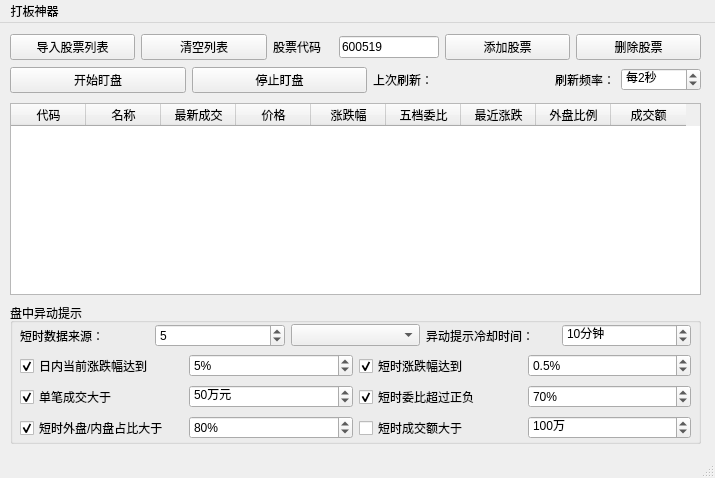
Above: QtDesign/LiveTracker.ui from victor647/QuantumStockTrade before the change. Below: the same form after it.
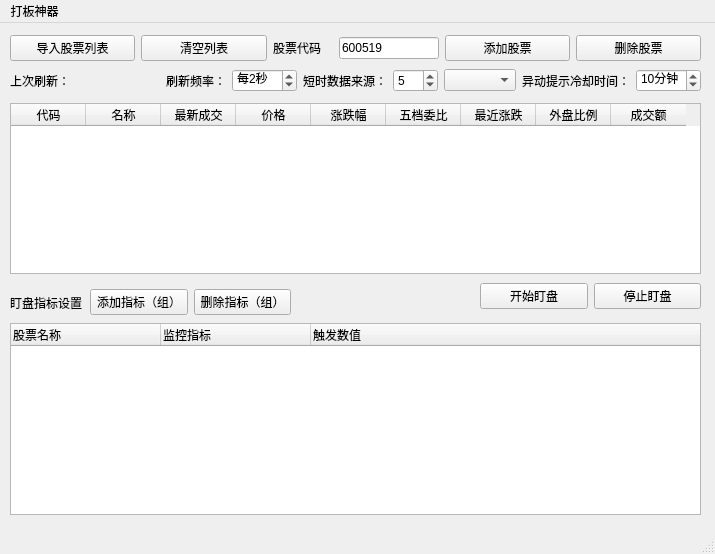
That is the form after the change.

What changed in the file:
```diff
--- a/QtDesign/LiveTracker.ui
+++ b/QtDesign/LiveTracker.ui
@@ -7,7 +7,7 @@
     <x>0</x>
     <y>0</y>
     <width>715</width>
-    <height>478</height>
+    <height>554</height>
    </rect>
   </property>
   <property name="windowTitle">
@@ -20,7 +20,7 @@
       <x>10</x>
       <y>80</y>
       <width>691</width>
-      <height>192</height>
+      <height>171</height>
      </rect>
     </property>
     <property name="font">
@@ -29,6 +29,12 @@
       <pointsize>9</pointsize>
      </font>
     </property>
+    <property name="editTriggers">
+     <set>QAbstractItemView::AnyKeyPressed|QAbstractItemView::EditKeyPressed</set>
+    </property>
+    <property name="rowCount">
+     <number>0</number>
+    </property>
     <attribute name="horizontalHeaderDefaultSectionSize">
      <number>75</number>
     </attribute>
@@ -81,332 +87,6 @@
      </property>
     </column>
    </widget>
-   <widget class="QGroupBox" name="grpEventSignal">
-    <property name="geometry">
-     <rect>
-      <x>10</x>
-      <y>280</y>
-      <width>691</width>
-      <height>141</height>
-     </rect>
-    </property>
-    <property name="font">
-     <font>
-      <family>Microsoft YaHei UI</family>
-      <pointsize>9</pointsize>
-     </font>
-    </property>
-    <property name="title">
-     <string>盘中异动提示</string>
-    </property>
-    <widget class="QWidget" name="layoutWidget">
-     <property name="geometry">
-      <rect>
-       <x>10</x>
-       <y>20</y>
-       <width>671</width>
-       <height>120</height>
-      </rect>
-     </property>
-     <property name="font">
-      <font>
-       <family>Microsoft YaHei UI</family>
-       <pointsize>9</pointsize>
-      </font>
-     </property>
-     <layout class="QVBoxLayout" name="verticalLayout">
-      <item>
-       <layout class="QHBoxLayout" name="horizontalLayout_4">
-        <item>
-         <widget class="QLabel" name="lblRecentMeasurement">
-          <property name="font">
-           <font>
-            <family>Microsoft YaHei UI</family>
-           </font>
-          </property>
-          <property name="text">
-           <string>短时数据来源：</string>
-          </property>
-         </widget>
-        </item>
-        <item>
-         <widget class="QSpinBox" name="spbRecentMeasureCount">
-          <property name="font">
-           <font>
-            <family>Microsoft YaHei UI</family>
-            <pointsize>9</pointsize>
-           </font>
-          </property>
-          <property name="suffix">
-           <string/>
-          </property>
-          <property name="minimum">
-           <number>1</number>
-          </property>
-          <property name="maximum">
-           <number>10</number>
-          </property>
-          <property name="value">
-           <number>5</number>
-          </property>
-         </widget>
-        </item>
-        <item>
-         <widget class="QComboBox" name="cbbRecentMeasurement"/>
-        </item>
-        <item>
-         <widget class="QLabel" name="lblCooldownTime">
-          <property name="text">
-           <string>异动提示冷却时间：</string>
-          </property>
-         </widget>
-        </item>
-        <item>
-         <widget class="QSpinBox" name="spbCooldownTime">
-          <property name="suffix">
-           <string>分钟</string>
-          </property>
-          <property name="minimum">
-           <number>1</number>
-          </property>
-          <property name="maximum">
-           <number>60</number>
-          </property>
-          <property name="value">
-           <number>10</number>
-          </property>
-         </widget>
-        </item>
-       </layout>
-      </item>
-      <item>
-       <layout class="QHBoxLayout" name="horizontalLayout_3">
-        <item>
-         <widget class="QCheckBox" name="cbxDailyUpPercent">
-          <property name="font">
-           <font>
-            <family>Microsoft YaHei UI</family>
-            <pointsize>9</pointsize>
-           </font>
-          </property>
-          <property name="text">
-           <string>日内当前涨跌幅达到</string>
-          </property>
-          <property name="checked">
-           <bool>true</bool>
-          </property>
-         </widget>
-        </item>
-        <item>
-         <widget class="QSpinBox" name="spbDailyPercentChange">
-          <property name="font">
-           <font>
-            <family>Microsoft YaHei UI</family>
-            <pointsize>9</pointsize>
-           </font>
-          </property>
-          <property name="suffix">
-           <string>%</string>
-          </property>
-          <property name="maximum">
-           <number>10</number>
-          </property>
-          <property name="value">
-           <number>5</number>
-          </property>
-         </widget>
-        </item>
-        <item>
-         <widget class="QCheckBox" name="cbxOneMinUpPercent">
-          <property name="font">
-           <font>
-            <family>Microsoft YaHei UI</family>
-            <pointsize>9</pointsize>
-           </font>
-          </property>
-          <property name="text">
-           <string>短时涨跌幅达到</string>
-          </property>
-          <property name="checked">
-           <bool>true</bool>
-          </property>
-         </widget>
-        </item>
-        <item>
-         <widget class="QDoubleSpinBox" name="spbShortTermPercentChange">
-          <property name="suffix">
-           <string>%</string>
-          </property>
-          <property name="decimals">
-           <number>1</number>
-          </property>
-          <property name="maximum">
-           <double>10.000000000000000</double>
-          </property>
-          <property name="singleStep">
-           <double>0.100000000000000</double>
-          </property>
-          <property name="value">
-           <double>0.500000000000000</double>
-          </property>
-         </widget>
-        </item>
-       </layout>
-      </item>
-      <item>
-       <layout class="QHBoxLayout" name="horizontalLayout_5">
-        <item>
-         <widget class="QCheckBox" name="cbxSingleBuyAmount">
-          <property name="font">
-           <font>
-            <family>Microsoft YaHei UI</family>
-            <pointsize>9</pointsize>
-           </font>
-          </property>
-          <property name="text">
-           <string>单笔成交大于</string>
-          </property>
-          <property name="checked">
-           <bool>true</bool>
-          </property>
-         </widget>
-        </item>
-        <item>
-         <widget class="QSpinBox" name="spbSingleTransactionAmount">
-          <property name="font">
-           <font>
-            <family>Microsoft YaHei UI</family>
-            <pointsize>9</pointsize>
-           </font>
-          </property>
-          <property name="suffix">
-           <string>万元</string>
-          </property>
-          <property name="minimum">
-           <number>10</number>
-          </property>
-          <property name="maximum">
-           <number>10000</number>
-          </property>
-          <property name="value">
-           <number>50</number>
-          </property>
-         </widget>
-        </item>
-        <item>
-         <widget class="QCheckBox" name="cbxBuyBid">
-          <property name="font">
-           <font>
-            <family>Microsoft YaHei UI</family>
-            <pointsize>9</pointsize>
-           </font>
-          </property>
-          <property name="text">
-           <string>短时委比超过正负</string>
-          </property>
-          <property name="checked">
-           <bool>true</bool>
-          </property>
-         </widget>
-        </item>
-        <item>
-         <widget class="QSpinBox" name="spbBuyBidPercent">
-          <property name="font">
-           <font>
-            <family>Microsoft YaHei UI</family>
-            <pointsize>9</pointsize>
-           </font>
-          </property>
-          <property name="suffix">
-           <string>%</string>
-          </property>
-          <property name="minimum">
-           <number>0</number>
-          </property>
-          <property name="maximum">
-           <number>100</number>
-          </property>
-          <property name="value">
-           <number>70</number>
-          </property>
-         </widget>
-        </item>
-       </layout>
-      </item>
-      <item>
-       <layout class="QHBoxLayout" name="horizontalLayout_6">
-        <item>
-         <widget class="QCheckBox" name="cbxActiveBuyRatio">
-          <property name="font">
-           <font>
-            <family>Microsoft YaHei UI</family>
-            <pointsize>9</pointsize>
-           </font>
-          </property>
-          <property name="text">
-           <string>短时外盘/内盘占比大于</string>
-          </property>
-          <property name="checked">
-           <bool>true</bool>
-          </property>
-         </widget>
-        </item>
-        <item>
-         <widget class="QSpinBox" name="spbActiveBuyPercent">
-          <property name="font">
-           <font>
-            <family>Microsoft YaHei UI</family>
-            <pointsize>9</pointsize>
-           </font>
-          </property>
-          <property name="suffix">
-           <string>%</string>
-          </property>
-          <property name="minimum">
-           <number>50</number>
-          </property>
-          <property name="maximum">
-           <number>100</number>
-          </property>
-          <property name="value">
-           <number>80</number>
-          </property>
-         </widget>
-        </item>
-        <item>
-         <widget class="QCheckBox" name="cbxShortTermAmount">
-          <property name="text">
-           <string>短时成交额大于</string>
-          </property>
-         </widget>
-        </item>
-        <item>
-         <widget class="QSpinBox" name="spbShortTermAmount">
-          <property name="font">
-           <font>
-            <family>Microsoft YaHei UI</family>
-            <pointsize>9</pointsize>
-           </font>
-          </property>
-          <property name="suffix">
-           <string>万</string>
-          </property>
-          <property name="minimum">
-           <number>10</number>
-          </property>
-          <property name="maximum">
-           <number>10000</number>
-          </property>
-          <property name="value">
-           <number>100</number>
-          </property>
-         </widget>
-        </item>
-       </layout>
-      </item>
-     </layout>
-    </widget>
-   </widget>
    <widget class="QWidget" name="layoutWidget">
     <property name="geometry">
      <rect>
@@ -514,32 +194,6 @@
      </item>
      <item>
       <layout class="QHBoxLayout" name="horizontalLayout_2">
-       <item>
-        <widget class="QPushButton" name="btnStartTracking">
-         <property name="font">
-          <font>
-           <family>Microsoft YaHei UI</family>
-           <pointsize>9</pointsize>
-          </font>
-         </property>
-         <property name="text">
-          <string>开始盯盘</string>
-         </property>
-        </widget>
-       </item>
-       <item>
-        <widget class="QPushButton" name="btnStopTracking">
-         <property name="font">
-          <font>
-           <family>Microsoft YaHei UI</family>
-           <pointsize>9</pointsize>
-          </font>
-         </property>
-         <property name="text">
-          <string>停止盯盘</string>
-         </property>
-        </widget>
-       </item>
        <item>
         <widget class="QLabel" name="lblLastUpdateTime">
          <property name="minimumSize">
@@ -606,10 +260,205 @@
          </property>
         </widget>
        </item>
+       <item>
+        <widget class="QLabel" name="lblRecentMeasurement">
+         <property name="font">
+          <font>
+           <family>Microsoft YaHei UI</family>
+          </font>
+         </property>
+         <property name="text">
+          <string>短时数据来源：</string>
+         </property>
+        </widget>
+       </item>
+       <item>
+        <widget class="QSpinBox" name="spbRecentMeasureCount">
+         <property name="font">
+          <font>
+           <family>Microsoft YaHei UI</family>
+           <pointsize>9</pointsize>
+          </font>
+         </property>
+         <property name="suffix">
+          <string/>
+         </property>
+         <property name="minimum">
+          <number>1</number>
+         </property>
+         <property name="maximum">
+          <number>10</number>
+         </property>
+         <property name="value">
+          <number>5</number>
+         </property>
+        </widget>
+       </item>
+       <item>
+        <widget class="QComboBox" name="cbbRecentMeasurement"/>
+       </item>
+       <item>
+        <widget class="QLabel" name="lblCooldownTime">
+         <property name="font">
+          <font>
+           <family>Microsoft YaHei UI</family>
+          </font>
+         </property>
+         <property name="text">
+          <string>异动提示冷却时间：</string>
+         </property>
+        </widget>
+       </item>
+       <item>
+        <widget class="QSpinBox" name="spbCooldownTime">
+         <property name="font">
+          <font>
+           <family>Microsoft YaHei UI</family>
+          </font>
+         </property>
+         <property name="suffix">
+          <string>分钟</string>
+         </property>
+         <property name="minimum">
+          <number>1</number>
+         </property>
+         <property name="maximum">
+          <number>60</number>
+         </property>
+         <property name="value">
+          <number>10</number>
+         </property>
+        </widget>
+       </item>
       </layout>
      </item>
     </layout>
    </widget>
+   <widget class="QLabel" name="lblMonitorConditions">
+    <property name="geometry">
+     <rect>
+      <x>10</x>
+      <y>267</y>
+      <width>101</width>
+      <height>25</height>
+     </rect>
+    </property>
+    <property name="font">
+     <font>
+      <family>Microsoft YaHei UI</family>
+     </font>
+    </property>
+    <property name="text">
+     <string>盯盘指标设置</string>
+    </property>
+   </widget>
+   <widget class="QTreeWidget" name="trwMonitorConditions">
+    <property name="geometry">
+     <rect>
+      <x>10</x>
+      <y>300</y>
+      <width>691</width>
+      <height>192</height>
+     </rect>
+    </property>
+    <property name="editTriggers">
+     <set>QAbstractItemView::DoubleClicked|QAbstractItemView::EditKeyPressed|QAbstractItemView::SelectedClicked</set>
+    </property>
+    <attribute name="headerDefaultSectionSize">
+     <number>150</number>
+    </attribute>
+    <column>
+     <property name="text">
+      <string>股票名称</string>
+     </property>
+    </column>
+    <column>
+     <property name="text">
+      <string>监控指标</string>
+     </property>
+    </column>
+    <column>
+     <property name="text">
+      <string>触发数值</string>
+     </property>
+    </column>
+   </widget>
+   <widget class="QWidget" name="">
+    <property name="geometry">
+     <rect>
+      <x>480</x>
+      <y>260</y>
+      <width>221</width>
+      <height>27</height>
+     </rect>
+    </property>
+    <layout class="QHBoxLayout" name="horizontalLayout_3">
+     <item>
+      <widget class="QPushButton" name="btnStartTracking">
+       <property name="font">
+        <font>
+         <family>Microsoft YaHei UI</family>
+         <pointsize>9</pointsize>
+        </font>
+       </property>
+       <property name="text">
+        <string>开始盯盘</string>
+       </property>
+      </widget>
+     </item>
+     <item>
+      <widget class="QPushButton" name="btnStopTracking">
+       <property name="font">
+        <font>
+         <family>Microsoft YaHei UI</family>
+         <pointsize>9</pointsize>
+        </font>
+       </property>
+       <property name="text">
+        <string>停止盯盘</string>
+       </property>
+      </widget>
+     </item>
+    </layout>
+   </widget>
+   <widget class="QWidget" name="">
+    <property name="geometry">
+     <rect>
+      <x>90</x>
+      <y>266</y>
+      <width>201</width>
+      <height>27</height>
+     </rect>
+    </property>
+    <layout class="QHBoxLayout" name="horizontalLayout_4">
+     <item>
+      <widget class="QPushButton" name="btnAddCondition">
+       <property name="font">
+        <font>
+         <family>Microsoft YaHei UI</family>
+         <pointsize>9</pointsize>
+        </font>
+       </property>
+       <property name="text">
+        <string>添加指标（组）</string>
+       </property>
+      </widget>
+     </item>
+     <item>
+      <widget class="QPushButton" name="btnDeleteCondition">
+       <property name="font">
+        <font>
+         <family>Microsoft YaHei UI</family>
+         <pointsize>9</pointsize>
+        </font>
+       </property>
+       <property name="text">
+        <string>删除指标（组）</string>
+       </property>
+      </widget>
+     </item>
+    </layout>
+   </widget>
   </widget>
   <widget class="QMenuBar" name="menubar">
    <property name="geometry">
```
Left out of the diff: 140 changed lines with no effect on the pictures.
